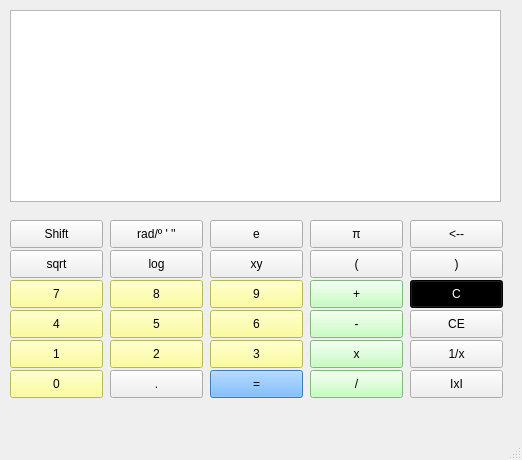
The window that Python_PixelBlack/QTgui/calculadora.ui (danrodaba/Python) describes before a commit, drawn with Qt 5.
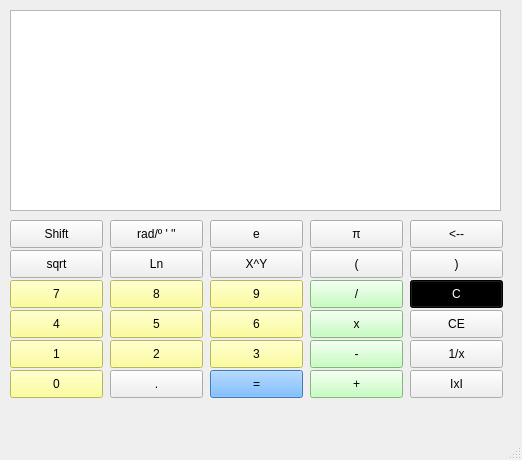
The same window after the commit.

```diff
--- a/Python_PixelBlack/QTgui/calculadora.ui
+++ b/Python_PixelBlack/QTgui/calculadora.ui
@@ -128,7 +128,7 @@
      </rect>
     </property>
     <property name="text">
-     <string>log</string>
+     <string>Ln</string>
     </property>
    </widget>
    <widget class="QPushButton" name="pushButton_10">
@@ -146,7 +146,7 @@
      </font>
     </property>
     <property name="text">
-     <string>xy</string>
+     <string>X^Y</string>
     </property>
    </widget>
    <widget class="QPushButton" name="pushButton_11">
@@ -264,54 +264,6 @@
      <rect>
       <x>310</x>
       <y>280</y>
-      <width>93</width>
-      <height>28</height>
-     </rect>
-    </property>
-    <property name="styleSheet">
-     <string notr="true">background-color: rgb(182, 255, 174);</string>
-    </property>
-    <property name="text">
-     <string>+</string>
-    </property>
-   </widget>
-   <widget class="QPushButton" name="pushButton_19">
-    <property name="geometry">
-     <rect>
-      <x>10</x>
-      <y>310</y>
-      <width>93</width>
-      <height>28</height>
-     </rect>
-    </property>
-    <property name="styleSheet">
-     <string notr="true">background-color: rgb(255, 255, 127);</string>
-    </property>
-    <property name="text">
-     <string>4</string>
-    </property>
-   </widget>
-   <widget class="QPushButton" name="pushButton_20">
-    <property name="geometry">
-     <rect>
-      <x>310</x>
-      <y>310</y>
-      <width>93</width>
-      <height>28</height>
-     </rect>
-    </property>
-    <property name="styleSheet">
-     <string notr="true">background-color: rgb(182, 255, 174);</string>
-    </property>
-    <property name="text">
-     <string>-</string>
-    </property>
-   </widget>
-   <widget class="QPushButton" name="pushButton_21">
-    <property name="geometry">
-     <rect>
-      <x>310</x>
-      <y>370</y>
       <width>93</width>
       <height>28</height>
      </rect>
@@ -323,7 +275,55 @@
      <string>/</string>
     </property>
    </widget>
-   <widget class="QPushButton" name="pushButton_22">
+   <widget class="QPushButton" name="cuatro">
+    <property name="geometry">
+     <rect>
+      <x>10</x>
+      <y>310</y>
+      <width>93</width>
+      <height>28</height>
+     </rect>
+    </property>
+    <property name="styleSheet">
+     <string notr="true">background-color: rgb(255, 255, 127);</string>
+    </property>
+    <property name="text">
+     <string>4</string>
+    </property>
+   </widget>
+   <widget class="QPushButton" name="multiplicacion">
+    <property name="geometry">
+     <rect>
+      <x>310</x>
+      <y>310</y>
+      <width>93</width>
+      <height>28</height>
+     </rect>
+    </property>
+    <property name="styleSheet">
+     <string notr="true">background-color: rgb(182, 255, 174);</string>
+    </property>
+    <property name="text">
+     <string>x</string>
+    </property>
+   </widget>
+   <widget class="QPushButton" name="suma">
+    <property name="geometry">
+     <rect>
+      <x>310</x>
+      <y>370</y>
+      <width>93</width>
+      <height>28</height>
+     </rect>
+    </property>
+    <property name="styleSheet">
+     <string notr="true">background-color: rgb(182, 255, 174);</string>
+    </property>
+    <property name="text">
+     <string>+</string>
+    </property>
+   </widget>
+   <widget class="QPushButton" name="cero">
     <property name="geometry">
      <rect>
       <x>10</x>
@@ -394,7 +394,7 @@
      <string notr="true">background-color: rgb(182, 255, 174);</string>
     </property>
     <property name="text">
-     <string>x</string>
+     <string>-</string>
     </property>
    </widget>
    <widget class="QPushButton" name="pushButton_27">
@@ -464,9 +464,14 @@
       <x>10</x>
       <y>10</y>
       <width>491</width>
-      <height>192</height>
+      <height>201</height>
      </rect>
     </property>
+    <property name="font">
+     <font>
+      <pointsize>14</pointsize>
+     </font>
+    </property>
    </widget>
   </widget>
   <widget class="QMenuBar" name="menubar">
```
Left out of the diff: 57 changed lines with no effect on the pictures.
